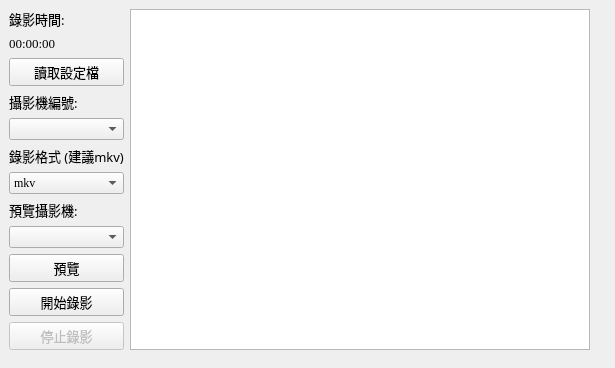
Before: the Qt Designer form rtsp_recorder.ui in TzuChuan-Chen/Rtsp-Recorder, drawn with Qt 5.
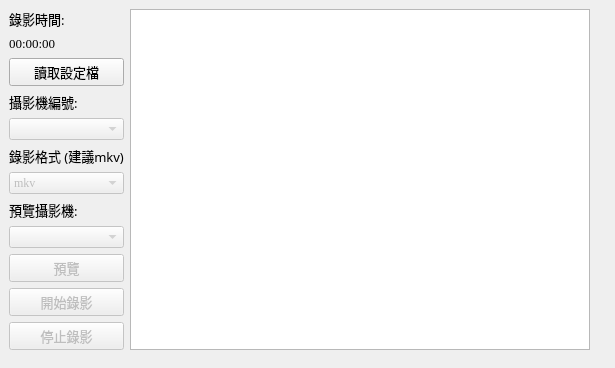
After: the same form once the commit is applied.

Patch:
```diff
--- a/rtsp_recorder.ui
+++ b/rtsp_recorder.ui
@@ -122,6 +122,9 @@
       </item>
       <item>
        <widget class="QComboBox" name="comboBox_cameraSet">
+        <property name="enabled">
+         <bool>false</bool>
+        </property>
         <property name="font">
          <font>
           <family>Times New Roman</family>
@@ -146,6 +149,9 @@
       </item>
       <item>
        <widget class="QComboBox" name="comboBox_container">
+        <property name="enabled">
+         <bool>false</bool>
+        </property>
         <property name="font">
          <font>
           <family>Times New Roman</family>
@@ -186,7 +192,7 @@
       <item>
        <widget class="QComboBox" name="comboBox_cameraPreview">
         <property name="enabled">
-         <bool>true</bool>
+         <bool>false</bool>
         </property>
         <property name="font">
          <font>
@@ -198,6 +204,9 @@
       </item>
       <item>
        <widget class="QPushButton" name="pushButton_viewer">
+        <property name="enabled">
+         <bool>false</bool>
+        </property>
         <property name="sizePolicy">
          <sizepolicy hsizetype="Minimum" vsizetype="Fixed">
           <horstretch>0</horstretch>
@@ -227,6 +236,9 @@
       </item>
       <item>
        <widget class="QPushButton" name="pushButton_startRec">
+        <property name="enabled">
+         <bool>false</bool>
+        </property>
         <property name="sizePolicy">
          <sizepolicy hsizetype="Minimum" vsizetype="Fixed">
           <horstretch>0</horstretch>
```
